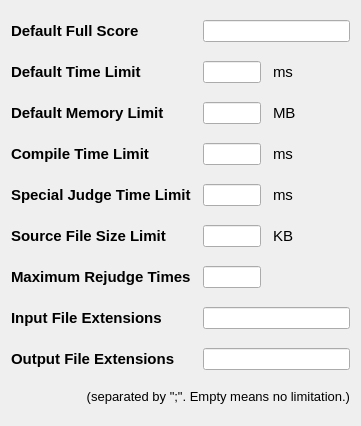
Above: forms/generalsettings.ui from Project-LemonLime/Project_LemonLime before the change. Below: the same form after it.
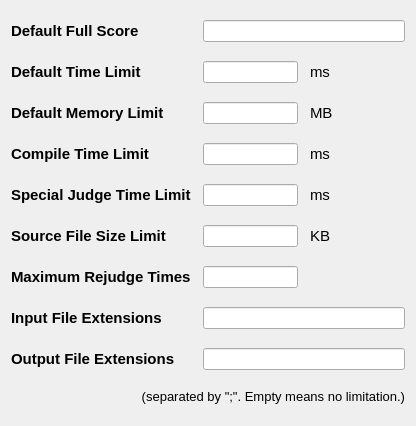
That is the form after the change.

```diff
--- a/forms/generalsettings.ui
+++ b/forms/generalsettings.ui
@@ -6,7 +6,7 @@
    <rect>
     <x>0</x>
     <y>0</y>
-    <width>361</width>
+    <width>416</width>
     <height>426</height>
    </rect>
   </property>
@@ -47,7 +47,7 @@
        </property>
        <property name="minimumSize">
         <size>
-         <width>58</width>
+         <width>95</width>
          <height>0</height>
         </size>
        </property>
@@ -213,7 +213,7 @@
        </property>
        <property name="minimumSize">
         <size>
-         <width>58</width>
+         <width>95</width>
          <height>0</height>
         </size>
        </property>
@@ -262,7 +262,7 @@
       <widget class="QLineEdit" name="rejudgeTimes">
        <property name="minimumSize">
         <size>
-         <width>58</width>
+         <width>95</width>
          <height>0</height>
         </size>
        </property>
@@ -320,7 +320,7 @@
        </property>
        <property name="minimumSize">
         <size>
-         <width>58</width>
+         <width>95</width>
          <height>0</height>
         </size>
        </property>
@@ -394,7 +394,7 @@
        </property>
        <property name="minimumSize">
         <size>
-         <width>58</width>
+         <width>95</width>
          <height>0</height>
         </size>
        </property>
@@ -452,7 +452,7 @@
        </property>
        <property name="minimumSize">
         <size>
-         <width>58</width>
+         <width>95</width>
          <height>0</height>
         </size>
        </property>
```
